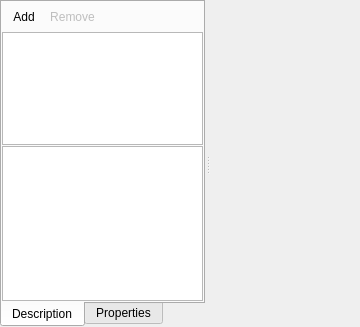
Qt form res/forms/RoomWidget.ui (tedvalson/NovelTea) before a commit.
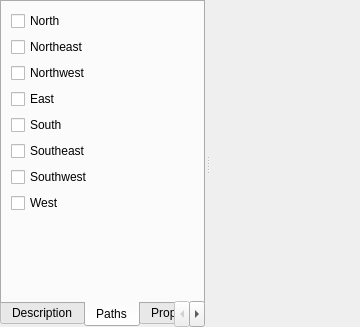
The same form after that commit. The open tabs and pages were chosen to show the change. Icons and pictures are not drawn. Custom widgets are drawn as their Qt base class.

Patch:
```diff
--- a/res/forms/RoomWidget.ui
+++ b/res/forms/RoomWidget.ui
@@ -22,10 +22,7 @@
   <property name="layoutDirection">
    <enum>Qt::LeftToRight</enum>
   </property>
-  <layout class="QVBoxLayout" name="verticalLayout_2">
-   <property name="spacing">
-    <number>2</number>
-   </property>
+  <layout class="QVBoxLayout" name="verticalLayout">
    <property name="leftMargin">
     <number>0</number>
    </property>
@@ -151,6 +148,96 @@
         </item>
        </layout>
       </widget>
+      <widget class="QWidget" name="tabPaths">
+       <attribute name="title">
+        <string>Paths</string>
+       </attribute>
+       <layout class="QFormLayout" name="formLayout">
+        <property name="fieldGrowthPolicy">
+         <enum>QFormLayout::AllNonFixedFieldsGrow</enum>
+        </property>
+        <item row="0" column="0">
+         <widget class="QCheckBox" name="checkBoxNorth">
+          <property name="text">
+           <string>North</string>
+          </property>
+         </widget>
+        </item>
+        <item row="0" column="1">
+         <widget class="ActionSelectWidget" name="selectNorth" native="true"/>
+        </item>
+        <item row="1" column="0">
+         <widget class="QCheckBox" name="checkBoxNortheast">
+          <property name="text">
+           <string>Northeast</string>
+          </property>
+         </widget>
+        </item>
+        <item row="2" column="0">
+         <widget class="QCheckBox" name="checkBoxNorthwest">
+          <property name="text">
+           <string>Northwest</string>
+          </property>
+         </widget>
+        </item>
+        <item row="3" column="0">
+         <widget class="QCheckBox" name="checkBoxEast">
+          <property name="text">
+           <string>East</string>
+          </property>
+         </widget>
+        </item>
+        <item row="4" column="0">
+         <widget class="QCheckBox" name="checkBoxSouth">
+          <property name="text">
+           <string>South</string>
+          </property>
+         </widget>
+        </item>
+        <item row="5" column="0">
+         <widget class="QCheckBox" name="checkBoxSoutheast">
+          <property name="text">
+           <string>Southeast</string>
+          </property>
+         </widget>
+        </item>
+        <item row="6" column="0">
+         <widget class="QCheckBox" name="checkBoxSouthwest">
+          <property name="text">
+           <string>Southwest</string>
+          </property>
+         </widget>
+        </item>
+        <item row="7" column="0">
+         <widget class="QCheckBox" name="checkBoxWest">
+          <property name="text">
+           <string>West</string>
+          </property>
+         </widget>
+        </item>
+        <item row="1" column="1">
+         <widget class="ActionSelectWidget" name="selectNortheast" native="true"/>
+        </item>
+        <item row="2" column="1">
+         <widget class="ActionSelectWidget" name="selectNorthwest" native="true"/>
+        </item>
+        <item row="3" column="1">
+         <widget class="ActionSelectWidget" name="selectEast" native="true"/>
+        </item>
+        <item row="4" column="1">
+         <widget class="ActionSelectWidget" name="selectSouth" native="true"/>
+        </item>
+        <item row="5" column="1">
+         <widget class="ActionSelectWidget" name="selectSoutheast" native="true"/>
+        </item>
+        <item row="6" column="1">
+         <widget class="ActionSelectWidget" name="selectSouthwest" native="true"/>
+        </item>
+        <item row="7" column="1">
+         <widget class="ActionSelectWidget" name="selectWest" native="true"/>
+        </item>
+       </layout>
+      </widget>
       <widget class="QWidget" name="tabProperties">
        <attribute name="title">
         <string>Properties</string>
@@ -255,6 +342,12 @@
    <header>Widgets/PropertyEditor.hpp</header>
    <container>1</container>
   </customwidget>
+  <customwidget>
+   <class>ActionSelectWidget</class>
+   <extends>QWidget</extends>
+   <header>Widgets/ActionSelectWidget.hpp</header>
+   <container>1</container>
+  </customwidget>
  </customwidgets>
  <resources/>
  <connections/>
```
